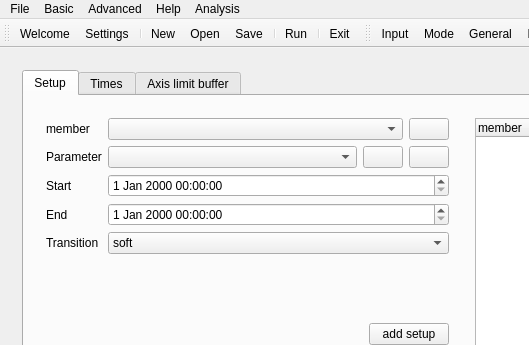
Above: mainwindow.ui from TUW-VieVS/VieSchedpp before the change; both pictures show x 0 to 529 and y 0 to 345 of the 1021 by 818 pixel window. Below: the same form after it.
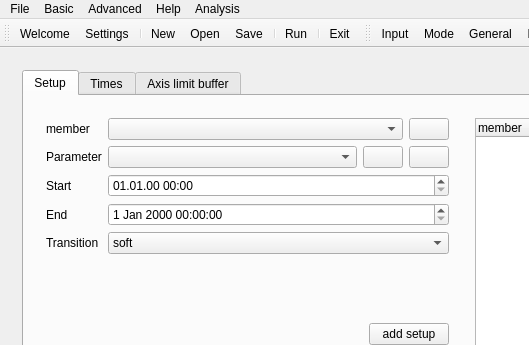
That is the form after the change. The open tabs and pages were chosen to show the change. Icons and pictures are not drawn.

Commit message: datetime format

What changed in the file:
```diff
--- a/mainwindow.ui
+++ b/mainwindow.ui
@@ -3796,6 +3796,19 @@
                       <property name="statusTip">
                        <string>select start time (dd.mm.yy hh:mm)</string>
                       </property>
+                      <property name="dateTime">
+                       <datetime>
+                        <hour>0</hour>
+                        <minute>0</minute>
+                        <second>0</second>
+                        <year>2000</year>
+                        <month>1</month>
+                        <day>1</day>
+                       </datetime>
+                      </property>
+                      <property name="displayFormat">
+                       <string>dd.MM.yy HH:mm</string>
+                      </property>
                       <property name="timeSpec">
                        <enum>Qt::LocalTime</enum>
                       </property>
```
The commit also changes 1 other file.
